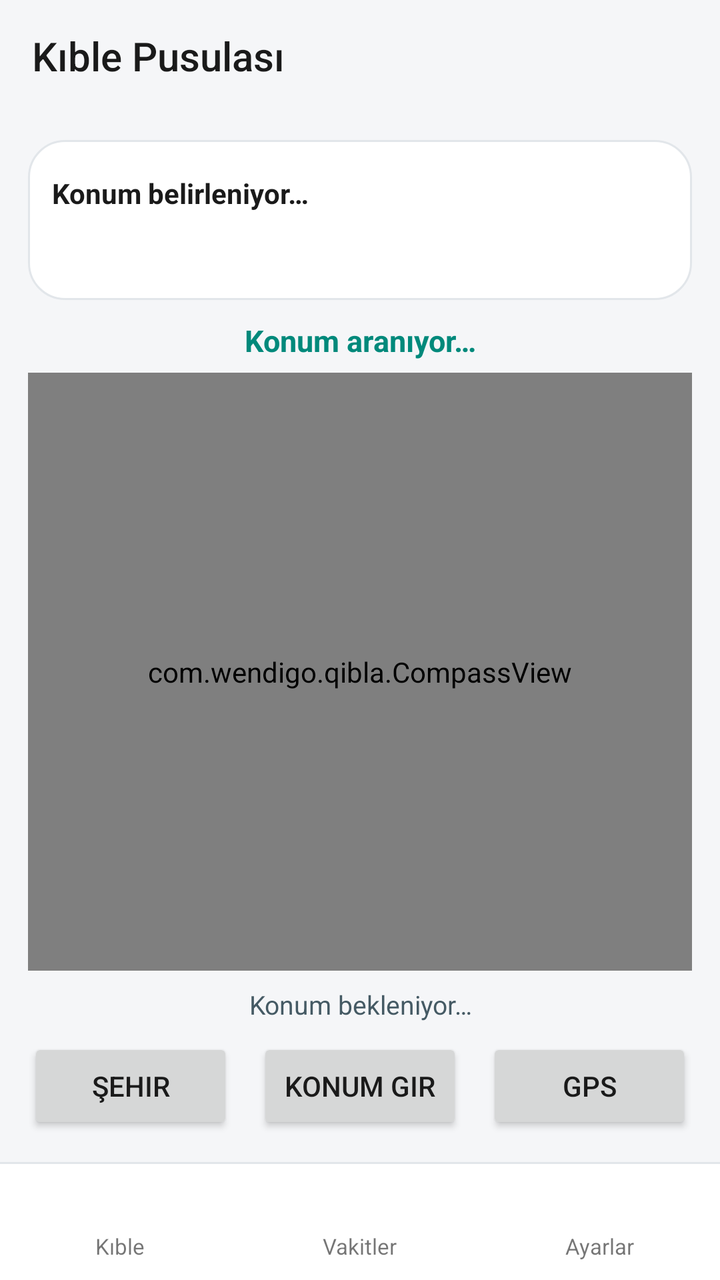
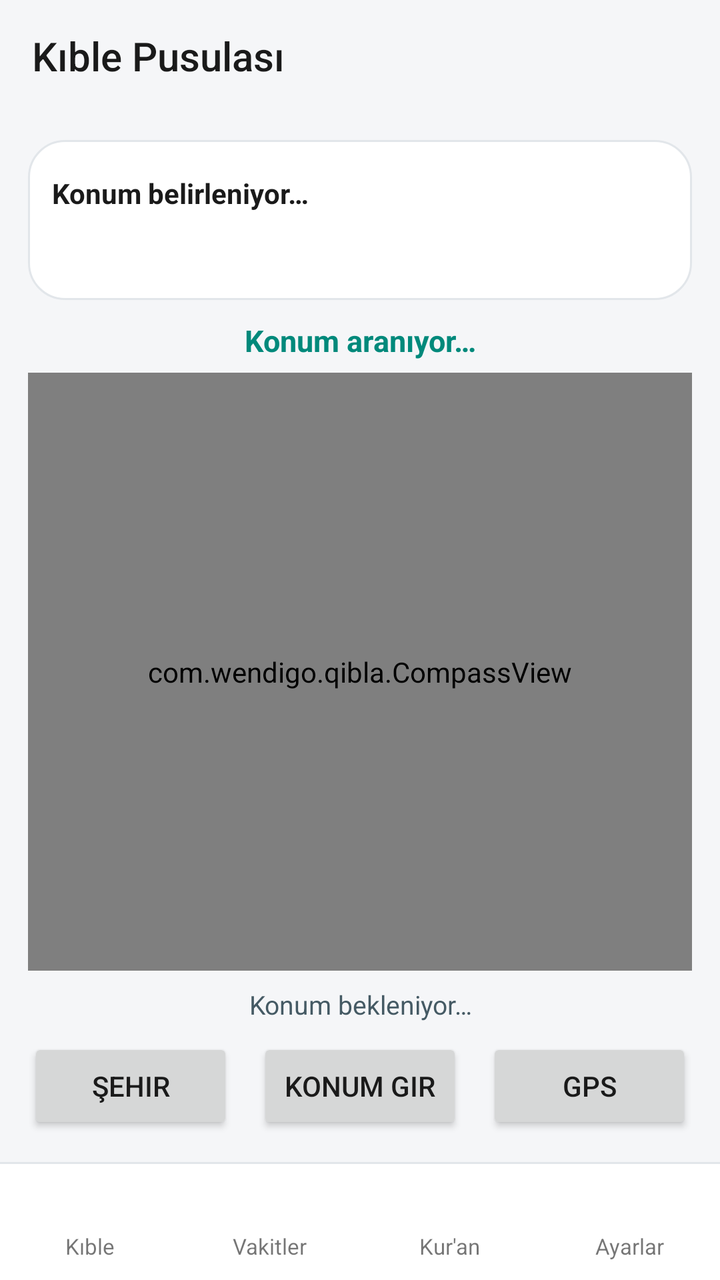

Screens rendered from an Android XML layout before and after an edit, with the pre-edit source and the edit as a unified diff.
<!-- AndroidManifest.xml: application theme Theme.Qibla -->
<!-- res/layout/activity_main.xml -->
<?xml version="1.0" encoding="utf-8"?>
<FrameLayout xmlns:android="http://schemas.android.com/apk/res/android"
    xmlns:app="http://schemas.android.com/apk/res-auto"
    android:layout_width="match_parent"
    android:layout_height="match_parent"
    android:background="@color/bg">

    <ImageView
        android:id="@+id/bgImage"
        android:layout_width="match_parent"
        android:layout_height="match_parent"
        android:contentDescription="@null"
        android:scaleType="centerCrop"
        android:visibility="gone" />

    <View
        android:id="@+id/bgScrim"
        android:layout_width="match_parent"
        android:layout_height="match_parent"
        android:background="@color/bg_scrim"
        android:visibility="gone" />

    <LinearLayout
        android:layout_width="match_parent"
        android:layout_height="match_parent"
        android:orientation="vertical">

        <androidx.appcompat.widget.Toolbar
            android:id="@+id/toolbar"
            android:layout_width="match_parent"
            android:layout_height="?attr/actionBarSize"
            android:background="@color/bg"
            app:theme="@style/Theme.Qibla.Toolbar"
            app:title="@string/app_name"
            app:titleTextColor="@color/text_primary" />

        <FrameLayout
            android:layout_width="match_parent"
            android:layout_height="0dp"
            android:layout_weight="1">

            
            <LinearLayout
                android:id="@+id/pageQibla"
                android:layout_width="match_parent"
                android:layout_height="match_parent"
                android:orientation="vertical"
                android:padding="14dp">

                <LinearLayout
                    android:id="@+id/prayerPanel"
                    android:layout_width="match_parent"
                    android:layout_height="wrap_content"
                    android:layout_marginBottom="10dp"
                    android:background="@drawable/panel_bg"
                    android:orientation="vertical"
                    android:padding="12dp">

                    <LinearLayout
                        android:layout_width="match_parent"
                        android:layout_height="wrap_content"
                        android:gravity="center_vertical"
                        android:orientation="horizontal">

                        <TextView
                            android:id="@+id/tvCity"
                            android:layout_width="0dp"
                            android:layout_height="wrap_content"
                            android:layout_weight="1"
                            android:ellipsize="end"
                            android:maxLines="1"
                            android:text="@string/loc_unknown"
                            android:textColor="@color/text_primary"
                            android:textSize="14sp"
                            android:textStyle="bold" />

                        <TextView
                            android:id="@+id/tvCountdown"
                            android:layout_width="wrap_content"
                            android:layout_height="wrap_content"
                            android:paddingStart="8dp"
                            android:textColor="@color/accent"
                            android:textSize="22sp"
                            android:textStyle="bold" />
                    </LinearLayout>

                    <TextView
                        android:id="@+id/tvNextLine"
                        android:layout_width="match_parent"
                        android:layout_height="wrap_content"
                        android:paddingTop="1dp"
                        android:textColor="@color/text_dim"
                        android:textSize="13sp" />

                    <LinearLayout
                        android:id="@+id/prayerRow"
                        android:layout_width="match_parent"
                        android:layout_height="wrap_content"
                        android:orientation="horizontal"
                        android:paddingTop="8dp" />
                </LinearLayout>

                <TextView
                    android:id="@+id/tvStatus"
                    android:layout_width="match_parent"
                    android:layout_height="wrap_content"
                    android:gravity="center"
                    android:paddingBottom="6dp"
                    android:text="@string/searching"
                    android:textColor="@color/accent"
                    android:textSize="15sp"
                    android:textStyle="bold" />

                <com.wendigo.qibla.CompassView
                    android:id="@+id/compass"
                    android:layout_width="match_parent"
                    android:layout_height="0dp"
                    android:layout_weight="1" />

                <TextView
                    android:id="@+id/tvInfo"
                    android:layout_width="match_parent"
                    android:layout_height="wrap_content"
                    android:gravity="center"
                    android:lineSpacingExtra="3dp"
                    android:paddingTop="8dp"
                    android:paddingBottom="8dp"
                    android:text="@string/waiting_location"
                    android:textColor="@color/text_dim"
                    android:textSize="13sp" />

                <LinearLayout
                    android:layout_width="match_parent"
                    android:layout_height="wrap_content"
                    android:orientation="horizontal">

                    <Button
                        android:id="@+id/btnCity"
                        android:layout_width="0dp"
                        android:layout_height="wrap_content"
                        android:layout_marginEnd="6dp"
                        android:layout_weight="1"
                        android:text="@string/city" />

                    <Button
                        android:id="@+id/btnManual"
                        android:layout_width="0dp"
                        android:layout_height="wrap_content"
                        android:layout_marginStart="6dp"
                        android:layout_marginEnd="6dp"
                        android:layout_weight="1"
                        android:text="@string/manual" />

                    <Button
                        android:id="@+id/btnRefresh"
                        android:layout_width="0dp"
                        android:layout_height="wrap_content"
                        android:layout_marginStart="6dp"
                        android:layout_weight="1"
                        android:text="@string/refresh" />
                </LinearLayout>
            </LinearLayout>

            
            <ScrollView
                android:id="@+id/pageVakit"
                android:layout_width="match_parent"
                android:layout_height="match_parent"
                android:visibility="gone">

                <LinearLayout
                    android:layout_width="match_parent"
                    android:layout_height="wrap_content"
                    android:orientation="vertical"
                    android:padding="16dp">

                    <LinearLayout
                        android:layout_width="match_parent"
                        android:layout_height="wrap_content"
                        android:background="@drawable/panel_bg"
                        android:orientation="vertical"
                        android:padding="16dp">

                        <LinearLayout
                            android:layout_width="match_parent"
                            android:layout_height="wrap_content"
                            android:gravity="center_vertical"
                            android:orientation="horizontal">

                            <TextView
                                android:id="@+id/vCity"
                                android:layout_width="0dp"
                                android:layout_height="wrap_content"
                                android:layout_weight="1"
                                android:ellipsize="end"
                                android:maxLines="1"
                                android:text="@string/loc_unknown"
                                android:textColor="@color/text_primary"
                                android:textSize="18sp"
                                android:textStyle="bold" />

                            <TextView
                                android:id="@+id/vCount"
                                android:layout_width="wrap_content"
                                android:layout_height="wrap_content"
                                android:paddingStart="8dp"
                                android:textColor="@color/accent"
                                android:textSize="26sp"
                                android:textStyle="bold" />
                        </LinearLayout>

                        <TextView
                            android:id="@+id/vNext"
                            android:layout_width="match_parent"
                            android:layout_height="wrap_content"
                            android:paddingTop="2dp"
                            android:textColor="@color/text_dim"
                            android:textSize="14sp" />

                        <LinearLayout
                            android:id="@+id/vList"
                            android:layout_width="match_parent"
                            android:layout_height="wrap_content"
                            android:orientation="vertical"
                            android:paddingTop="10dp" />
                    </LinearLayout>

                    <LinearLayout
                        android:layout_width="match_parent"
                        android:layout_height="wrap_content"
                        android:layout_marginTop="12dp"
                        android:background="@drawable/panel_bg"
                        android:orientation="vertical"
                        android:padding="16dp">

                        <LinearLayout
                            android:layout_width="match_parent"
                            android:layout_height="wrap_content"
                            android:gravity="center_vertical"
                            android:orientation="horizontal">

                            <TextView
                                android:layout_width="0dp"
                                android:layout_height="wrap_content"
                                android:layout_weight="1"
                                android:text="@string/notif_enable"
                                android:textColor="@color/text_primary"
                                android:textSize="16sp" />

                            <androidx.appcompat.widget.SwitchCompat
                                android:id="@+id/switchNotif"
                                android:layout_width="wrap_content"
                                android:layout_height="wrap_content" />
                        </LinearLayout>

                        <TextView
                            android:layout_width="match_parent"
                            android:layout_height="wrap_content"
                            android:paddingTop="4dp"
                            android:text="@string/notif_hint"
                            android:textColor="@color/text_dim"
                            android:textSize="12sp" />

                        <Button
                            android:id="@+id/btnNotifTest"
                            android:layout_width="match_parent"
                            android:layout_height="wrap_content"
                            android:layout_marginTop="8dp"
                            android:text="@string/notif_test" />
                    </LinearLayout>

                    <TextView
                        android:layout_width="match_parent"
                        android:layout_height="wrap_content"
                        android:layout_marginTop="12dp"
                        android:text="@string/bg_credit"
                        android:textColor="@color/text_dim"
                        android:textSize="11sp" />
                </LinearLayout>
            </ScrollView>

            
            <ScrollView
                android:id="@+id/pageAyarlar"
                android:layout_width="match_parent"
                android:layout_height="match_parent"
                android:visibility="gone">

                <LinearLayout
                    android:layout_width="match_parent"
                    android:layout_height="wrap_content"
                    android:orientation="vertical"
                    android:padding="16dp">

                    <TextView
                        android:layout_width="match_parent"
                        android:layout_height="wrap_content"
                        android:paddingBottom="8dp"
                        android:text="@string/settings_appearance"
                        android:textColor="@color/accent"
                        android:textSize="14sp"
                        android:textStyle="bold" />

                    <Button
                        android:id="@+id/btnThemeAyar"
                        android:layout_width="match_parent"
                        android:layout_height="wrap_content"
                        android:text="@string/menu_theme" />

                    <Button
                        android:id="@+id/btnBgAyar"
                        android:layout_width="match_parent"
                        android:layout_height="wrap_content"
                        android:layout_marginTop="8dp"
                        android:text="@string/menu_bg" />

                    <Button
                        android:id="@+id/btnMapAyar"
                        android:layout_width="match_parent"
                        android:layout_height="wrap_content"
                        android:layout_marginTop="8dp"
                        android:text="@string/menu_map" />

                    <TextView
                        android:layout_width="match_parent"
                        android:layout_height="wrap_content"
                        android:paddingTop="24dp"
                        android:paddingBottom="6dp"
                        android:text="@string/about_title"
                        android:textColor="@color/accent"
                        android:textSize="14sp"
                        android:textStyle="bold" />

                    <TextView
                        android:layout_width="match_parent"
                        android:layout_height="wrap_content"
                        android:lineSpacingExtra="4dp"
                        android:text="@string/about_text"
                        android:textColor="@color/text_dim"
                        android:textSize="13sp" />
                </LinearLayout>
            </ScrollView>
        </FrameLayout>

        <View
            android:layout_width="match_parent"
            android:layout_height="1dp"
            android:background="@color/panel_stroke" />

        <LinearLayout
            android:id="@+id/bottomBar"
            android:layout_width="match_parent"
            android:layout_height="58dp"
            android:background="@color/panel"
            android:orientation="horizontal">

            <LinearLayout
                android:id="@+id/tabQibla"
                android:layout_width="0dp"
                android:layout_height="match_parent"
                android:layout_weight="1"
                android:background="?attr/selectableItemBackground"
                android:clickable="true"
                android:focusable="true"
                android:gravity="center"
                android:orientation="vertical">

                <ImageView
                    android:id="@+id/tabQiblaIcon"
                    android:layout_width="24dp"
                    android:layout_height="24dp"
                    android:contentDescription="@string/tab_qibla"
                    android:src="@drawable/ic_qibla" />

                <TextView
                    android:id="@+id/tabQiblaLabel"
                    android:layout_width="wrap_content"
                    android:layout_height="wrap_content"
                    android:text="@string/tab_qibla"
                    android:textSize="11sp" />
            </LinearLayout>

            <LinearLayout
                android:id="@+id/tabPrayer"
                android:layout_width="0dp"
                android:layout_height="match_parent"
                android:layout_weight="1"
                android:background="?attr/selectableItemBackground"
                android:clickable="true"
                android:focusable="true"
                android:gravity="center"
                android:orientation="vertical">

                <ImageView
                    android:id="@+id/tabPrayerIcon"
                    android:layout_width="24dp"
                    android:layout_height="24dp"
                    android:contentDescription="@string/tab_prayer"
                    android:src="@drawable/ic_prayer" />

                <TextView
                    android:id="@+id/tabPrayerLabel"
                    android:layout_width="wrap_content"
                    android:layout_height="wrap_content"
                    android:text="@string/tab_prayer"
                    android:textSize="11sp" />
            </LinearLayout>

            <LinearLayout
                android:id="@+id/tabSettings"
                android:layout_width="0dp"
                android:layout_height="match_parent"
                android:layout_weight="1"
                android:background="?attr/selectableItemBackground"
                android:clickable="true"
                android:focusable="true"
                android:gravity="center"
                android:orientation="vertical">

                <ImageView
                    android:id="@+id/tabSettingsIcon"
                    android:layout_width="24dp"
                    android:layout_height="24dp"
                    android:contentDescription="@string/tab_settings"
                    android:src="@drawable/ic_settings" />

                <TextView
                    android:id="@+id/tabSettingsLabel"
                    android:layout_width="wrap_content"
                    android:layout_height="wrap_content"
                    android:text="@string/tab_settings"
                    android:textSize="11sp" />
            </LinearLayout>
        </LinearLayout>
    </LinearLayout>

</FrameLayout>
<!-- resources referenced by this layout -->
<resources>
  <color name="accent">#00897B</color>
  <color name="bg">#F5F6F8</color>
  <color name="bg_scrim">#66FFFFFF</color>
  <color name="panel">#FFFFFF</color>
  <color name="panel_stroke">#E2E6EA</color>
  <color name="text_dim">#455A64</color>
  <color name="text_primary">#1A1A1A</color>
  <!-- drawable ic_qibla (drawable) -->
  <vector xmlns:android="http://schemas.android.com/apk/res/android"
      android:width="24dp"
      android:height="24dp"
      android:viewportWidth="24"
      android:viewportHeight="24">
      <path
          android:fillColor="#FFFFFF"
          android:pathData="M12,2C6.48,2 2,6.48 2,12s4.48,10 10,10 10,-4.48 10,-10S17.52,2 12,2zM14.19,14.19L6,18l3.81,-8.19L18,6l-3.81,8.19z" />
  </vector>
  <!-- drawable panel_bg (drawable) -->
  <?xml version="1.0" encoding="utf-8"?>
  <shape xmlns:android="http://schemas.android.com/apk/res/android"
      android:shape="rectangle">
      <solid android:color="@color/panel" />
      <corners android:radius="18dp" />
      <stroke
          android:width="1dp"
          android:color="@color/panel_stroke" />
  </shape>
  <string name="about_text">Kıble Pusulası — namaz vakitleri, kıble yönü ve harita. Vakitler Diyanet takvimine (temkinli) göre hesaplanır.\n\nArka plan görselleri Wikimedia Commons (CC0 / kamu malı). Sunulan bilgiler yalnızca rehber niteliğindedir; resmî vakitler için Diyanet’e başvurun.\n\nSürüm 2.0</string>
  <string name="about_title">Hakkında</string>
  <string name="app_name">Kıble Pusulası</string>
  <string name="bg_credit">Görseller Wikimedia Commons (CC0 / kamu malı).</string>
  <string name="city">Şehir</string>
  <string name="loc_unknown">Konum belirleniyor…</string>
  <string name="manual">Konum Gir</string>
  <string name="menu_bg">Arka Plan</string>
  <string name="menu_map">Haritada Göster</string>
  <string name="menu_theme">Tema (Açık / Koyu)</string>
  <string name="notif_enable">Vakit bildirimleri</string>
  <string name="notif_hint">Vakit girdiğinde bildirim alırsınız. Bildirimin zamanında gelmesi için uygulamanın pil tasarrufundan muaf olması önerilir.</string>
  <string name="notif_test">Test bildirimi gönder</string>
  <string name="refresh">GPS</string>
  <string name="searching">Konum aranıyor…</string>
  <string name="settings_appearance">Görünüm</string>
  <string name="tab_prayer">Vakitler</string>
  <string name="tab_qibla">Kıble</string>
  <string name="tab_settings">Ayarlar</string>
  <string name="waiting_location">Konum bekleniyor…</string>
  <style name="Theme.Qibla.Toolbar" parent="ThemeOverlay.AppCompat.ActionBar">
          <item name="colorControlNormal">@color/text_primary</item>
          <item name="android:textColorPrimary">@color/text_primary</item>
      </style>
  <!-- unchanged entries left out for length: 3 -->
</resources>

<!-- the commit's change to res/layout/activity_main.xml (unified diff, before → after) -->
@@ -340,6 +340,39 @@
                         android:textSize="13sp" />
                 </LinearLayout>
             </ScrollView>
+
+            
+            <FrameLayout
+                android:id="@+id/pageQuran"
+                android:layout_width="match_parent"
+                android:layout_height="match_parent"
+                android:visibility="gone">
+
+                <ListView
+                    android:id="@+id/quranList"
+                    android:layout_width="match_parent"
+                    android:layout_height="match_parent"
+                    android:clipToPadding="false"
+                    android:divider="@color/panel_stroke"
+                    android:dividerHeight="1dp"
+                    android:padding="6dp"
+                    android:scrollbars="vertical" />
+
+                <ProgressBar
+                    android:id="@+id/quranProgress"
+                    android:layout_width="wrap_content"
+                    android:layout_height="wrap_content"
+                    android:layout_gravity="center" />
+
+                <TextView
+                    android:id="@+id/quranEmpty"
+                    android:layout_width="wrap_content"
+                    android:layout_height="wrap_content"
+                    android:layout_gravity="center"
+                    android:text="@string/quran_loading"
+                    android:textColor="@color/text_dim"
+                    android:visibility="gone" />
+            </FrameLayout>
         </FrameLayout>
 
         <View
@@ -407,7 +440,7 @@
             </LinearLayout>
 
             <LinearLayout
-                android:id="@+id/tabSettings"
+                android:id="@+id/tabQuran"
                 android:layout_width="0dp"
                 android:layout_height="match_parent"
                 android:layout_weight="1"
@@ -418,6 +451,32 @@
                 android:orientation="vertical">
 
                 <ImageView
+                    android:id="@+id/tabQuranIcon"
+                    android:layout_width="24dp"
+                    android:layout_height="24dp"
+                    android:contentDescription="@string/tab_quran"
+                    android:src="@drawable/ic_quran" />
+
+                <TextView
+                    android:id="@+id/tabQuranLabel"
+                    android:layout_width="wrap_content"
+                    android:layout_height="wrap_content"
+                    android:text="@string/tab_quran"
+                    android:textSize="11sp" />
+            </LinearLayout>
+
+            <LinearLayout
+                android:id="@+id/tabSettings"
+                android:layout_width="0dp"
+                android:layout_height="match_parent"
+                android:layout_weight="1"
+                android:background="?attr/selectableItemBackground"
+                android:clickable="true"
+                android:focusable="true"
+                android:gravity="center"
+                android:orientation="vertical">
+
+                <ImageView
                     android:id="@+id/tabSettingsIcon"
                     android:layout_width="24dp"
                     android:layout_height="24dp"
<!-- resource entries referenced after the edit -->
@@ -17,6 +17,19 @@
           android:fillColor="#FFFFFF"
           android:pathData="M12,2C6.48,2 2,6.48 2,12s4.48,10 10,10 10,-4.48 10,-10S17.52,2 12,2zM14.19,14.19L6,18l3.81,-8.19L18,6l-3.81,8.19z" />
   </vector>
+  <!-- drawable ic_quran (drawable) -->
+  <vector xmlns:android="http://schemas.android.com/apk/res/android"
+      android:width="24dp"
+      android:height="24dp"
+      android:viewportWidth="24"
+      android:viewportHeight="24">
+      <path
+          android:fillColor="#FFFFFF"
+          android:pathData="M21,5c-1.11,-0.35 -2.33,-0.5 -3.5,-0.5 -1.95,0 -4.05,0.4 -5.5,1.5 -1.45,-1.1 -3.55,-1.5 -5.5,-1.5 -1.17,0 -2.39,0.15 -3.5,0.5 -1.05,0.33 -1.5,0.87 -1.5,1.95v13.9c0,0.25 0.25,0.5 0.5,0.5 0.1,0 0.15,-0.05 0.25,-0.05 1.1,-0.35 2.3,-0.5 3.5,-0.5 1.95,0 4.05,0.4 5.5,1.5v-13.9c-1.45,-1.1 -3.55,-1.5 -5.5,-1.5 -1.2,0 -2.4,0.15 -3.5,0.5v13.65c1.35,-0.85 3.8,-1.5 5.5,-1.5 1.2,0 2.4,0.15 3.5,0.5V5z" />
+      <path
+          android:fillColor="#FFFFFF"
+          android:pathData="M21,6.95v13.8c-1.1,-0.35 -2.3,-0.5 -3.5,-0.5 -1.7,0 -4.15,0.65 -5.5,1.5 1.35,-0.85 3.8,-1.5 5.5,-1.5 1.2,0 2.4,0.15 3.5,0.5V6.95z" />
+  </vector>
   <!-- drawable panel_bg (drawable) -->
   <?xml version="1.0" encoding="utf-8"?>
   <shape xmlns:android="http://schemas.android.com/apk/res/android"
@@ -27,7 +40,7 @@
           android:width="1dp"
           android:color="@color/panel_stroke" />
   </shape>
-  <string name="about_text">Kıble Pusulası — namaz vakitleri, kıble yönü ve harita. Vakitler Diyanet takvimine (temkinli) göre hesaplanır.\n\nArka plan görselleri Wikimedia Commons (CC0 / kamu malı). Sunulan bilgiler yalnızca rehber niteliğindedir; resmî vakitler için Diyanet’e başvurun.\n\nSürüm 2.0</string>
+  <string name="about_text">Kıble Pusulası — namaz vakitleri, kıble yönü ve harita. Vakitler Diyanet takvimine (temkinli) göre hesaplanır.\n\nArka plan görselleri Wikimedia Commons (CC0 / kamu malı). Sunulan bilgiler yalnızca rehber niteliğindedir; resmî vakitler için Diyanet’e başvurun.\n\nSürüm 2.1</string>
   <string name="about_title">Hakkında</string>
   <string name="app_name">Kıble Pusulası</string>
   <string name="bg_credit">Görseller Wikimedia Commons (CC0 / kamu malı).</string>
@@ -40,11 +53,13 @@
   <string name="notif_enable">Vakit bildirimleri</string>
   <string name="notif_hint">Vakit girdiğinde bildirim alırsınız. Bildirimin zamanında gelmesi için uygulamanın pil tasarrufundan muaf olması önerilir.</string>
   <string name="notif_test">Test bildirimi gönder</string>
+  <string name="quran_loading">Kur\'an yükleniyor…</string>
   <string name="refresh">GPS</string>
   <string name="searching">Konum aranıyor…</string>
   <string name="settings_appearance">Görünüm</string>
   <string name="tab_prayer">Vakitler</string>
   <string name="tab_qibla">Kıble</string>
+  <string name="tab_quran">Kur\'an</string>
   <string name="tab_settings">Ayarlar</string>
   <string name="waiting_location">Konum bekleniyor…</string>
   <style name="Theme.Qibla.Toolbar" parent="ThemeOverlay.AppCompat.ActionBar">
